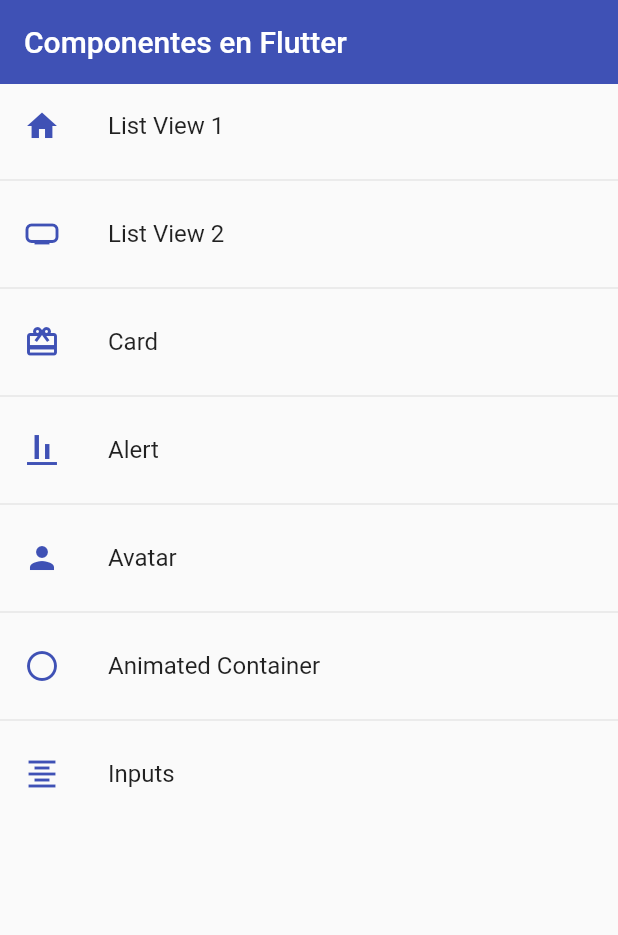
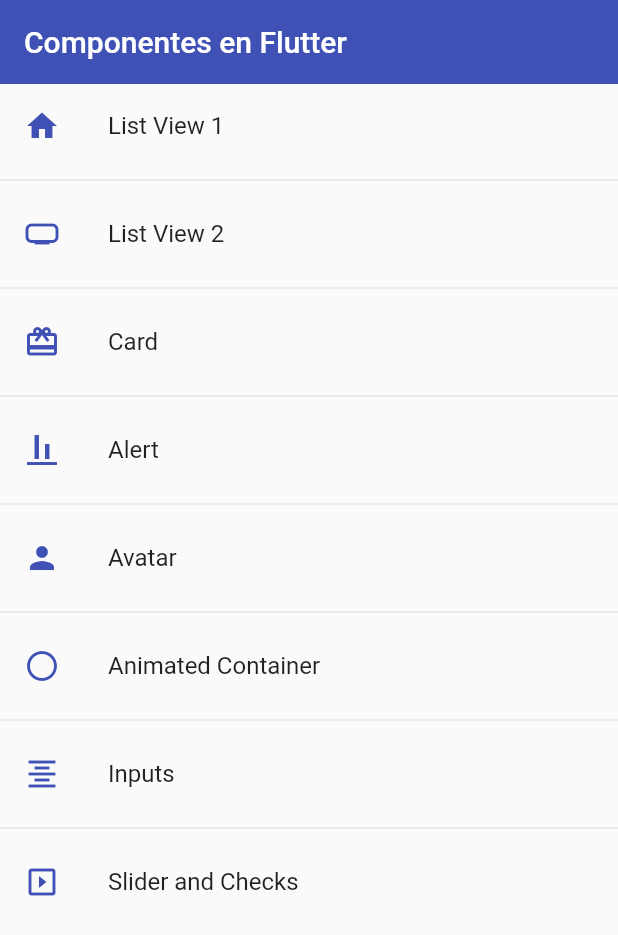
Before and after one commit to DiegoJavb/fl_componentes, a Flutter app: the screen it shows after launch, on a phone screen of 412 x 824 dp. Shown: the top 935 px of the screen. Run offline on Flutter 3.47's test engine with Material 2 defaults, Android fonts, the phone set to English and light mode, and no system bars.

Commit message:
widget slider

```diff
--- a/lib/router/app_routes.dart
+++ b/lib/router/app_routes.dart
@@ -54,6 +54,12 @@ class AppRoutes {
       icon: Icons.format_align_center,
       name: 'Inputs',
       screen: const InputScreen(),
+    ),
+    MenuOption(
+      route: 'slider',
+      icon: Icons.slideshow,
+      name: 'Slider and Checks',
+      screen: const SliderScreen(),
     )
   ];
 
--- a/lib/screens/screens.dart
+++ b/lib/screens/screens.dart
@@ -1,4 +1,3 @@
-
 export 'package:fl_componentes/screens/alert_screen.dart';
 export 'package:fl_componentes/screens/animated_screen.dart';
 export 'package:fl_componentes/screens/avatar_screen.dart';
@@ -7,3 +6,4 @@ export 'package:fl_componentes/screens/home_screen.dart';
 export 'package:fl_componentes/screens/inputs_screen.dart';
 export 'package:fl_componentes/screens/listview1_screen.dart';
 export 'package:fl_componentes/screens/listview2_screen.dart';
+export 'package:fl_componentes/screens/slider_screen.dart';
```
Also changed, not shown: lib/screens/slider_screen.dart (added, +47 -0 lines).
